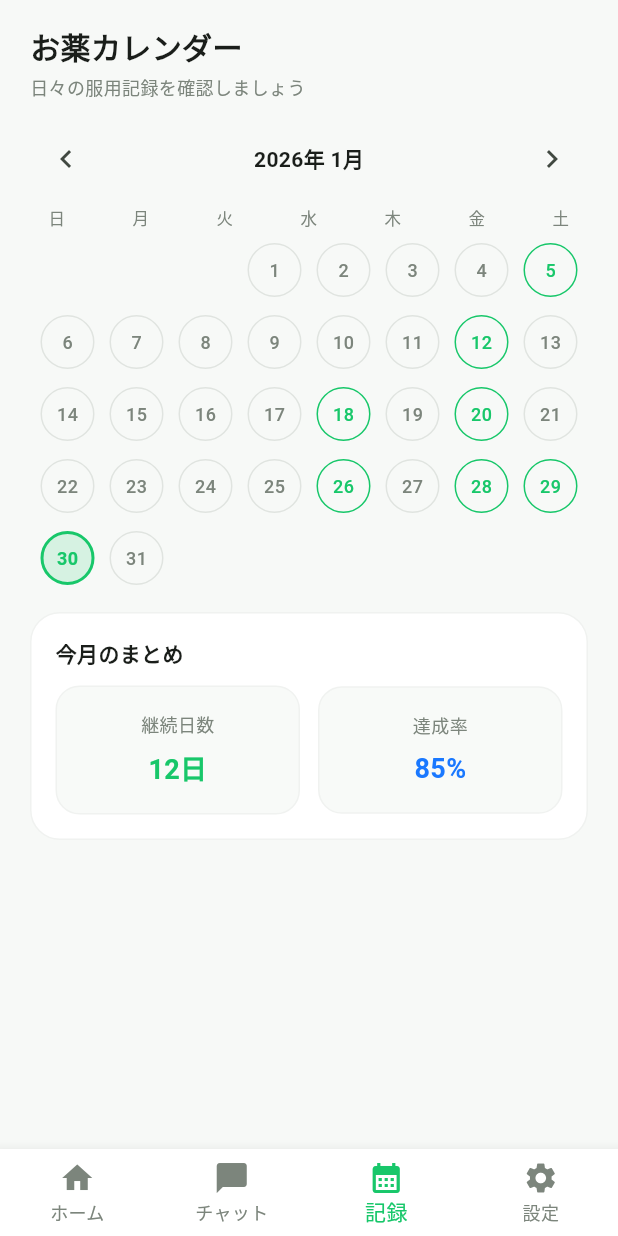
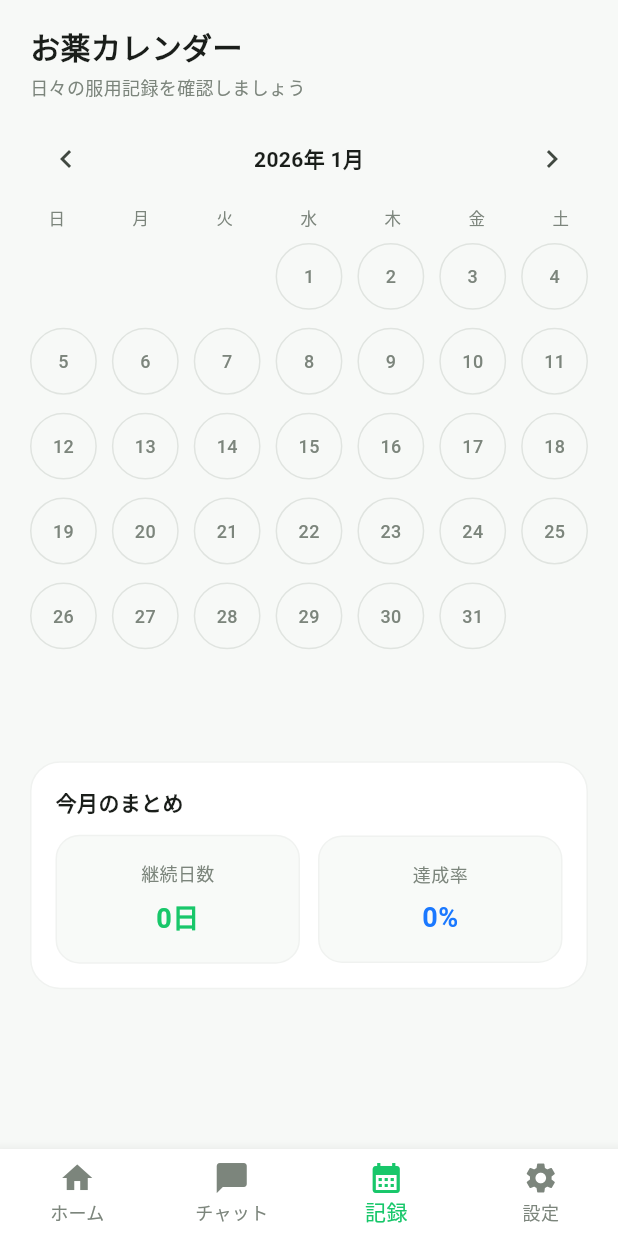
Before and after one commit to rinrinkurin/medicine_chat, a Flutter app: the MainShell screen opened directly with empty values, item 3 of the bottom bar chosen, on a phone screen of 412 x 824 dp. Run offline on Flutter 3.47's test engine with Material 3 defaults, Android fonts, the phone set to English and light mode, and no system bars.

Commit message:
カレンダー画面の継続日数と達成率を初期化し、カレンダーグリッドをGridViewに変更して表示を改善

```diff
--- a/lib/screens/calendar_screen.dart
+++ b/lib/screens/calendar_screen.dart
@@ -84,13 +84,13 @@ class CalendarScreen extends StatelessWidget {
                     children: [
                       Expanded(
                         child: _SummaryCard(
-                            title: '継続日数', value: '12日', valueColor: kPrimary),
+                            title: '継続日数', value: '0日', valueColor: kPrimary),
                       ),
                       const SizedBox(width: 12),
                       const Expanded(
                         child: _SummaryCard(
                             title: '達成率',
-                            value: '85%',
+                            value: '0%',
                             valueColor: Color(0xFF1A78FF)),
                       ),
                     ],
@@ -149,7 +149,7 @@ class _CalendarGrid extends StatelessWidget {
   @override
   Widget build(BuildContext context) {
     const weekdays = ['日', '月', '火', '水', '木', '金', '土'];
-    final days = List<int?>.generate(35, (index) {
+    final days = List<int?>.generate(42, (index) {
       final day = index - 2;
       if (day < 1 || day > 31) return null;
       return day;
@@ -173,14 +173,19 @@ class _CalendarGrid extends StatelessWidget {
               .toList(),
         ),
         const SizedBox(height: 8),
-        Wrap(
-          spacing: 10,
-          runSpacing: 12,
-          children: days
-              .map(
-                (day) => _CalendarDay(day: day),
-              )
-              .toList(),
+        GridView.builder(
+          itemCount: days.length,
+          shrinkWrap: true,
+          physics: const NeverScrollableScrollPhysics(),
+          gridDelegate: const SliverGridDelegateWithFixedCrossAxisCount(
+            crossAxisCount: 7,
+            crossAxisSpacing: 10,
+            mainAxisSpacing: 12,
+            childAspectRatio: 1,
+          ),
+          itemBuilder: (context, index) {
+            return _CalendarDay(day: days[index]);
+          },
         ),
       ],
     );
@@ -198,8 +203,8 @@ class _CalendarDay extends StatelessWidget {
       return const SizedBox(width: 36, height: 36);
     }
 
-    final isCompleted = [5, 12, 18, 20, 26, 28, 29, 30].contains(day);
-    final isHighlighted = day == 30;
+    const isCompleted = false;
+    const isHighlighted = false;
 
     return Container(
       width: 36,
```
